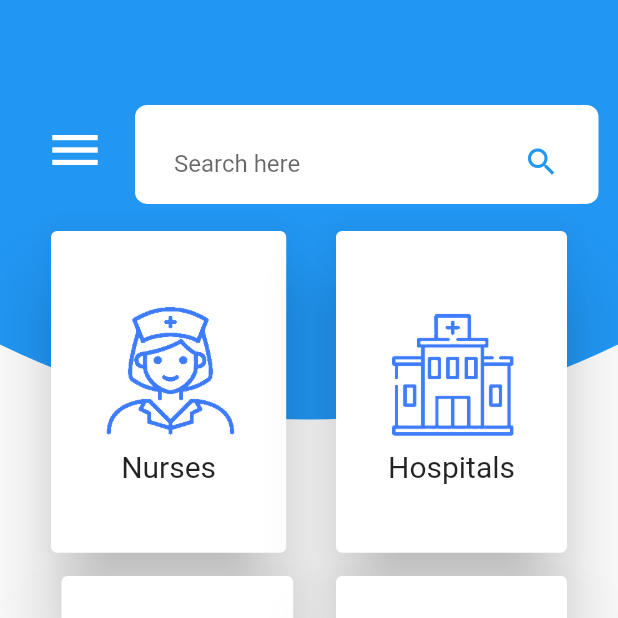
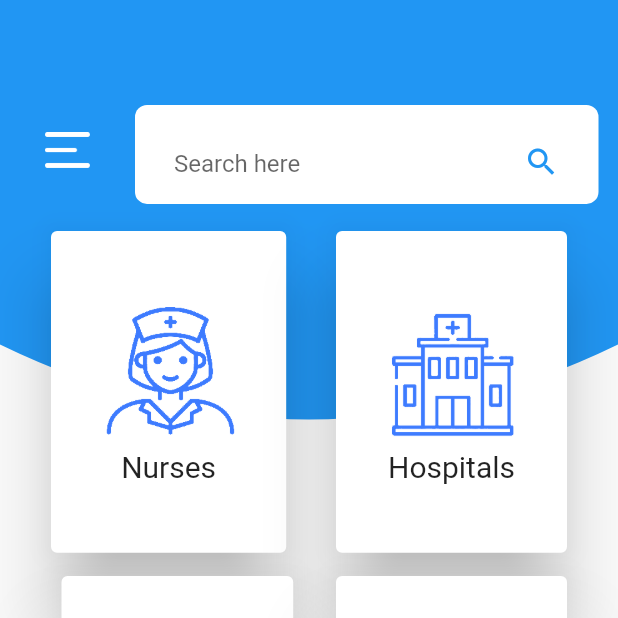
Before and after one commit to sonikapunitgoyal/Hospitalpagesdesign, a Flutter app: the screen it shows after launch, on a phone screen of 412 x 824 dp, the top half of it. Run offline on Flutter 3.47's test engine with Material 2 defaults, Android fonts, the phone set to English and light mode, and no system bars; missing offline and left inert: flutter_range_slider, flutter_statusbarcolor, folding_cell.

Commit message:
menu icon changes

```diff
--- a/lib/clippath.dart
+++ b/lib/clippath.dart
@@ -41,7 +41,7 @@ class WavyHeaderImageState extends State<WavyHeaderImage> {
             Positioned(
               left: 30.0,
               top: 70.0,
-              child: Icon(Icons.menu, color: Colors.white,size :40.0),
+              child: Image.asset('assets/hamburger.png',height:30.0 ,width: 30.0,),
               height: 60.0,
             ),
             Positioned(
```
